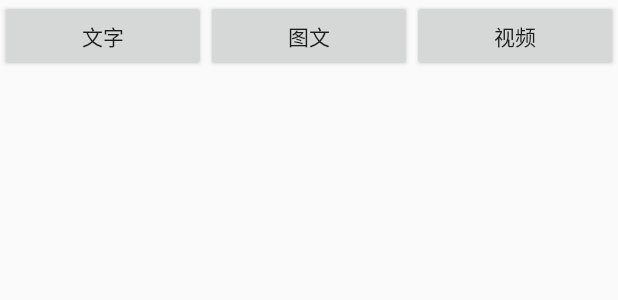
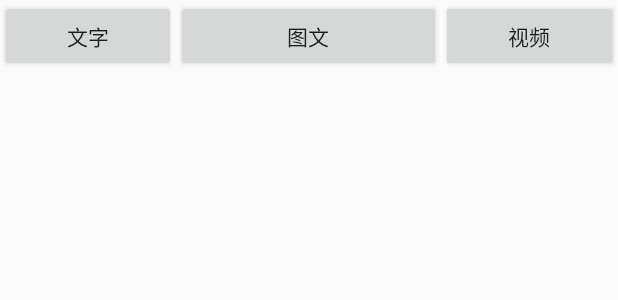
Before and after one commit to panxinghua/HelloNotes, an Android app: the layout activity_main.xml on its own in the app's theme, with its tools: preview values and no code run, on a phone screen of 412 x 824 dp. Shown: the top 300 px of the screen. Run offline under Robolectric (Android 15) with nearby library versions, the phone set to English and light mode, and no system bars.

Commit message:
add colorbackground

```diff
--- a/app/src/main/res/layout/activity_main.xml
+++ b/app/src/main/res/layout/activity_main.xml
@@ -21,7 +21,7 @@
             />
 
         <Button
-            android:layout_weight="1"
+            android:layout_weight="3"
             android:layout_width="wrap_content"
             android:layout_height="wrap_content"
             android:id = "@+id/img"
--- a/app/src/main/res/layout/cell.xml
+++ b/app/src/main/res/layout/cell.xml
@@ -7,7 +7,8 @@
     <LinearLayout
         android:layout_width="match_parent"
         android:layout_height="wrap_content"
-        android:orientation="horizontal">
+        android:orientation="horizontal"
+        android:background="@color/colorBackground">
 
         <ImageView
             android:layout_width="wrap_content"
@@ -36,6 +37,7 @@
                android:id="@+id/list_time"
                android:text="tv"/>
 
+
         </LinearLayout>
 
     </LinearLayout>
--- a/app/src/main/res/values/colors.xml
+++ b/app/src/main/res/values/colors.xml
@@ -3,4 +3,6 @@
     <color name="colorPrimary">#3F51B5</color>
     <color name="colorPrimaryDark">#303F9F</color>
     <color name="colorAccent">#FF4081</color>
+
+    <color name="colorBackground">#FFFF00</color>
 </resources>
```
